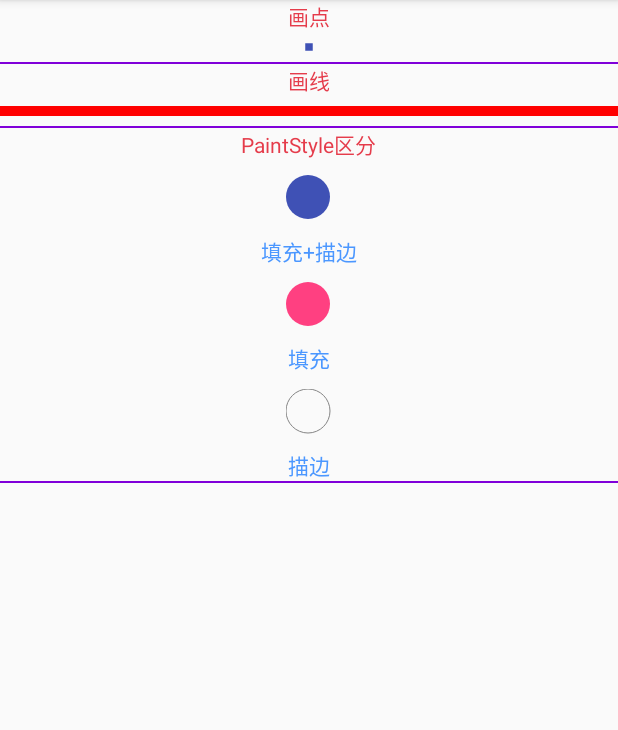
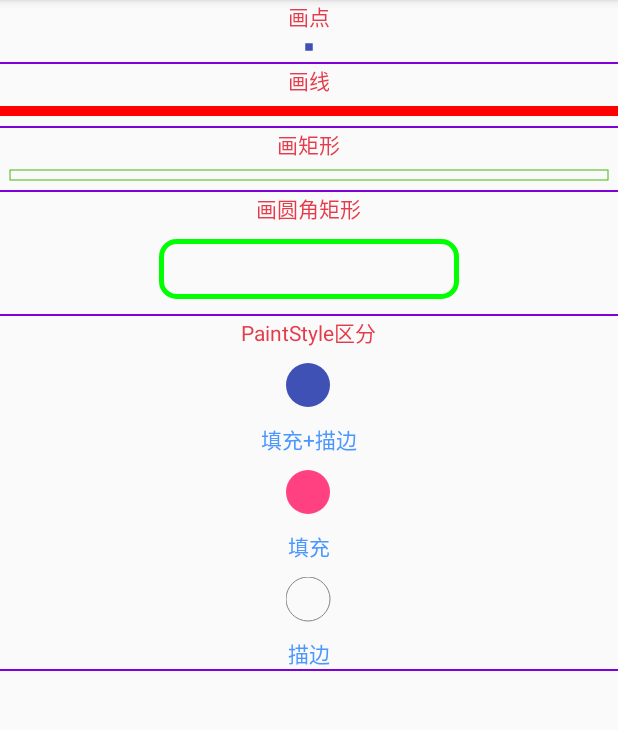
Before and after one commit to WFCN/CustomViewLeanning, an Android app: the PaintTestActivity screen opened directly, with no data from a screen before it, on a phone screen of 412 x 824 dp, the part 84-814 px from its top. Run offline under Robolectric (Android 15) with nearby library versions, the phone set to English and light mode, and no system bars.

Commit message:
add Draw rect add Draw round rect

```diff
--- /dev/null
+++ b/app/src/main/java/com/wjf/customviewlearn/view/DrawRentView.java
@@ -0,0 +1,82 @@
+package com.wjf.customviewlearn.view;
+
+import android.annotation.SuppressLint;
+import android.content.Context;
+import android.content.res.TypedArray;
+import android.graphics.Canvas;
+import android.graphics.Color;
+import android.graphics.Paint;
+import android.graphics.Rect;
+import android.support.annotation.Nullable;
+import android.util.AttributeSet;
+import android.view.View;
+
+import com.wjf.customviewlearn.R;
+
+/**
+ * @author wangfei
+ * @datetime 2018-04-28 15:32 GMT+8
+ * @email wf_0310@163.com
+ * @detail :
+ */
+public class DrawRentView extends View {
+
+    private Paint mPaint;
+    private int mWidth;
+    private int mHeight;
+    private Rect mRect;
+    private int mColor;
+
+    public DrawRentView(Context context) {
+        this(context, null);
+    }
+
+    public DrawRentView(Context context, @Nullable AttributeSet attrs) {
+        this(context, attrs, 0);
+    }
+
+    public DrawRentView(Context context, @Nullable AttributeSet attrs, int defStyleAttr) {
+        super(context, attrs, defStyleAttr);
+        if (attrs != null) {
+            @SuppressLint("CustomViewStyleable")
+            TypedArray typedArray = context.obtainStyledAttributes(attrs, R.styleable.DrawRentView);
+            mColor = typedArray.getColor(R.styleable.DrawRentView_drv_color, Color.BLUE);
+            typedArray.recycle();
+
+        }
+        initPaint();
+    }
+
+    private void initPaint() {
+        mPaint = new Paint(Paint.ANTI_ALIAS_FLAG);
+        mPaint.setColor(mColor);
+        mPaint.setStyle(Paint.Style.STROKE);
+        mPaint.setStrokeWidth(1);
+        mRect = new Rect();
+    }
+
+    @Override
+    protected void onMeasure(int widthMeasureSpec, int heightMeasureSpec) {
+        super.onMeasure(widthMeasureSpec, heightMeasureSpec);
+    }
+
+    @Override
+    protected void onSizeChanged(int w, int h, int oldw, int oldh) {
+        super.onSizeChanged(w, h, oldw, oldh);
+        mWidth = w;
+        mHeight = h;
+    }
+
+    @Override
+    protected void onLayout(boolean changed, int left, int top, int right, int bottom) {
+        super.onLayout(changed, left, top, right, bottom);
+    }
+
+    @Override
+    protected void onDraw(Canvas canvas) {
+        super.onDraw(canvas);
+        int stokenWidth = 10;
+        mRect.set(stokenWidth, stokenWidth, (mWidth - stokenWidth), (mHeight - stokenWidth));
+        canvas.drawRect(mRect, mPaint);
+    }
+}
--- /dev/null
+++ b/app/src/main/java/com/wjf/customviewlearn/view/DrawRoundRent.java
@@ -0,0 +1,81 @@
+package com.wjf.customviewlearn.view;
+
+import android.content.Context;
+import android.content.res.TypedArray;
+import android.graphics.Canvas;
+import android.graphics.Color;
+import android.graphics.Paint;
+import android.graphics.RectF;
+import android.support.annotation.Nullable;
+import android.util.AttributeSet;
+import android.view.View;
+
+import com.wjf.customviewlearn.R;
+
+/**
+ * @author wangfei
+ * @datetime 2018-04-28 16:09 GMT+8
+ * @email wf_0310@163.com
+ * @detail :
+ */
+public class DrawRoundRent extends View {
+
+    private Paint mPaint;
+    private int mWidth;
+    private int mHeight;
+    private RectF mRect;
+    private float mRX;
+    private float mRY;
+
+    public DrawRoundRent(Context context) {
+        this(context,null);
+    }
+
+    public DrawRoundRent(Context context, @Nullable AttributeSet attrs) {
+        this(context, attrs,0);
+    }
+
+    public DrawRoundRent(Context context, @Nullable AttributeSet attrs, int defStyleAttr) {
+        super(context, attrs, defStyleAttr);
+        if (attrs!=null){
+            TypedArray typedArray = context.obtainStyledAttributes(attrs, R.styleable.DrawRoundRent);
+            mRX = typedArray.getDimension(R.styleable.DrawRoundRent_drr_rx, 10);
+            mRY = typedArray.getDimension(R.styleable.DrawRoundRent_drr_ry, 10);
+            typedArray.recycle();
+        }
+        initPaint();
+    }
+
+    private void initPaint() {
+        mPaint = new Paint(Paint.ANTI_ALIAS_FLAG);
+        mPaint.setStyle(Paint.Style.STROKE);
+        mPaint.setStrokeWidth(5);
+        mPaint.setColor(Color.GREEN);
+        mPaint.setStrokeJoin(Paint.Join.ROUND);
+        mRect=new RectF();
+    }
+
+    @Override
+    protected void onMeasure(int widthMeasureSpec, int heightMeasureSpec) {
+        super.onMeasure(widthMeasureSpec, heightMeasureSpec);
+    }
+
+    @Override
+    protected void onSizeChanged(int w, int h, int oldw, int oldh) {
+        super.onSizeChanged(w, h, oldw, oldh);
+        mWidth = w;
+        mHeight = h;
+    }
+
+    @Override
+    protected void onLayout(boolean changed, int left, int top, int right, int bottom) {
+        super.onLayout(changed, left, top, right, bottom);
+    }
+
+    @Override
+    protected void onDraw(Canvas canvas) {
+        super.onDraw(canvas);
+        mRect.set(2.5f, 2.5f,mWidth-2.5f,mHeight-2.5f);
+        canvas.drawRoundRect(mRect,mRX,mRY,mPaint);
+    }
+}
--- a/app/src/main/res/layout/activity_lesson01.xml
+++ b/app/src/main/res/layout/activity_lesson01.xml
@@ -50,6 +50,50 @@
             <com.wjf.customviewlearn.view.DrawLineView
                 android:layout_width="match_parent"
                 android:layout_height="20dp"
+                />
+        </LinearLayout>
+
+        <include layout="@layout/horizontal_line"/>
+
+        <LinearLayout
+            android:layout_width="match_parent"
+            android:layout_height="wrap_content"
+            android:gravity="center_horizontal"
+            android:orientation="vertical">
+
+            <TextView
+                android:layout_width="wrap_content"
+                android:layout_height="wrap_content"
+                android:text="画矩形"
+                android:textColor="@color/color_e53c4b"/>
+
+            <com.wjf.customviewlearn.view.DrawRentView
+                android:layout_width="match_parent"
+                android:layout_height="20dp"
+                app:drv_color="@color/color_49b80a"
+                />
+        </LinearLayout>
+
+        <include layout="@layout/horizontal_line"/>
+
+        <LinearLayout
+            android:layout_width="match_parent"
+            android:layout_height="wrap_content"
+            android:gravity="center_horizontal"
+            android:orientation="vertical">
+
+            <TextView
+                android:layout_width="wrap_content"
+                android:layout_height="wrap_content"
+                android:text="画圆角矩形"
+                android:textColor="@color/color_e53c4b"/>
+
+            <com.wjf.customviewlearn.view.DrawRoundRent
+                android:layout_margin="10dp"
+                android:layout_width="200dp"
+                android:layout_height="40dp"
+                app:drr_rx="10dp"
+                app:drr_ry="10dp"
                 />
         </LinearLayout>
 
--- a/app/src/main/res/values/attrs.xml
+++ b/app/src/main/res/values/attrs.xml
@@ -12,4 +12,11 @@
         <attr name="dpv_point_color" format="color"/>
         <attr name="dpv_point_size" format="dimension"/>
     </declare-styleable>
+    <declare-styleable name="DrawRentView">
+        <attr name="drv_color" format="color"/>
+    </declare-styleable>
+    <declare-styleable name="DrawRoundRent">
+        <attr name="drr_rx" format="dimension"/>
+        <attr name="drr_ry" format="dimension"/>
+    </declare-styleable>
 </resources>
```
